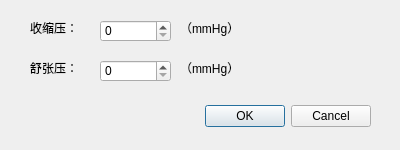
Felis1204/OmniHealth_Profiler, file frontend/Forms/bpredialog.ui: the form before one commit.
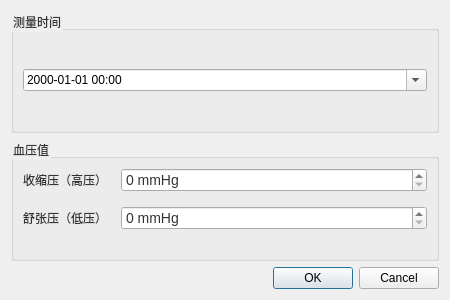
The form after the commit.

Diff of the .ui file:
```diff
--- a/frontend/Forms/bpredialog.ui
+++ b/frontend/Forms/bpredialog.ui
@@ -2,111 +2,26 @@
 <ui version="4.0">
  <class>BPReDialog</class>
  <widget class="QDialog" name="BPReDialog">
-  <property name="geometry">
-   <rect>
-    <x>0</x>
-    <y>0</y>
-    <width>400</width>
-    <height>150</height>
-   </rect>
-  </property>
-  <property name="windowTitle">
-   <string>血压记录</string>
-  </property>
-  <widget class="QDialogButtonBox" name="buttonBox">
-   <property name="geometry">
-    <rect>
-     <x>30</x>
-     <y>100</y>
-     <width>341</width>
-     <height>32</height>
-    </rect>
-   </property>
-   <property name="orientation">
-    <enum>Qt::Orientation::Horizontal</enum>
-   </property>
-   <property name="standardButtons">
-    <set>QDialogButtonBox::StandardButton::Cancel|QDialogButtonBox::StandardButton::Ok</set>
-   </property>
-  </widget>
-  <widget class="QLabel" name="label">
-   <property name="geometry">
-    <rect>
-     <x>30</x>
-     <y>20</y>
-     <width>61</width>
-     <height>16</height>
-    </rect>
-   </property>
-   <property name="text">
-    <string>收缩压：</string>
-   </property>
-  </widget>
-  <widget class="QSpinBox" name="systolicSpinBox">
-   <property name="geometry">
-    <rect>
-     <x>100</x>
-     <y>20</y>
-     <width>71</width>
-     <height>22</height>
-    </rect>
-   </property>
-   <property name="maximum">
-    <number>400</number>
-   </property>
-  </widget>
-  <widget class="QLabel" name="label_2">
-   <property name="geometry">
-    <rect>
-     <x>180</x>
-     <y>20</y>
-     <width>61</width>
-     <height>16</height>
-    </rect>
-   </property>
-   <property name="text">
-    <string>（mmHg）</string>
-   </property>
-  </widget>
-  <widget class="QLabel" name="label_3">
-   <property name="geometry">
-    <rect>
-     <x>30</x>
-     <y>60</y>
-     <width>61</width>
-     <height>16</height>
-    </rect>
-   </property>
-   <property name="text">
-    <string>舒张压：</string>
-   </property>
-  </widget>
-  <widget class="QSpinBox" name="diastolicSpinBox">
-   <property name="geometry">
-    <rect>
-     <x>100</x>
-     <y>60</y>
-     <width>71</width>
-     <height>22</height>
-    </rect>
-   </property>
-   <property name="maximum">
-    <number>300</number>
-   </property>
-  </widget>
-  <widget class="QLabel" name="label_4">
-   <property name="geometry">
-    <rect>
-     <x>180</x>
-     <y>60</y>
-     <width>61</width>
-     <height>16</height>
-    </rect>
-   </property>
-   <property name="text">
-    <string>（mmHg）</string>
-   </property>
-  </widget>
+  <property name="geometry"><rect><x>0</x><y>0</y><width>450</width><height>300</height></rect></property>
+  <property name="windowTitle"><string>血压记录</string></property>
+  <property name="minimumSize"><size><width>400</width><height>270</height></size></property>
+  <property name="styleSheet"><string>QLabel { color: #333; } QGroupBox { color: #333; } QSpinBox { color: #333; font-size: 14px; }</string></property>
+  <layout class="QVBoxLayout" name="mainLayout">
+   <item><widget class="QGroupBox" name="timeGroup"><property name="title"><string>测量时间</string></property>
+    <layout class="QHBoxLayout"><item><widget class="QDateTimeEdit" name="dateTimeEdit"><property name="calendarPopup"><bool>true</bool></property><property name="displayFormat"><string>yyyy-MM-dd HH:mm</string></property></widget></item></layout>
+   </widget></item>
+   <item><widget class="QGroupBox" name="dataGroup"><property name="title"><string>血压值</string></property>
+    <layout class="QFormLayout" name="formLayout">
+     <property name="spacing"><number>14</number></property>
+     <property name="fieldGrowthPolicy"><enum>QFormLayout::AllNonFixedFieldsGrow</enum></property>
+     <item row="0" column="0"><widget class="QLabel" name="label"><property name="text"><string>收缩压（高压）</string></property></widget></item>
+     <item row="0" column="1"><widget class="QSpinBox" name="systolicSpinBox"><property name="minimum"><number>0</number></property><property name="maximum"><number>300</number></property><property name="suffix"><string> mmHg</string></property></widget></item>
+     <item row="1" column="0"><widget class="QLabel" name="label_3"><property name="text"><string>舒张压（低压）</string></property></widget></item>
+     <item row="1" column="1"><widget class="QSpinBox" name="diastolicSpinBox"><property name="minimum"><number>0</number></property><property name="maximum"><number>200</number></property><property name="suffix"><string> mmHg</string></property></widget></item>
+    </layout>
+   </widget></item>
+   <item><widget class="QDialogButtonBox" name="buttonBox"><property name="standardButtons"><set>QDialogButtonBox::Ok|QDialogButtonBox::Cancel</set></property></widget></item>
+  </layout>
  </widget>
  <resources/>
  <connections>
```
Left out of the diff: 34 changed lines with no effect on the pictures.
